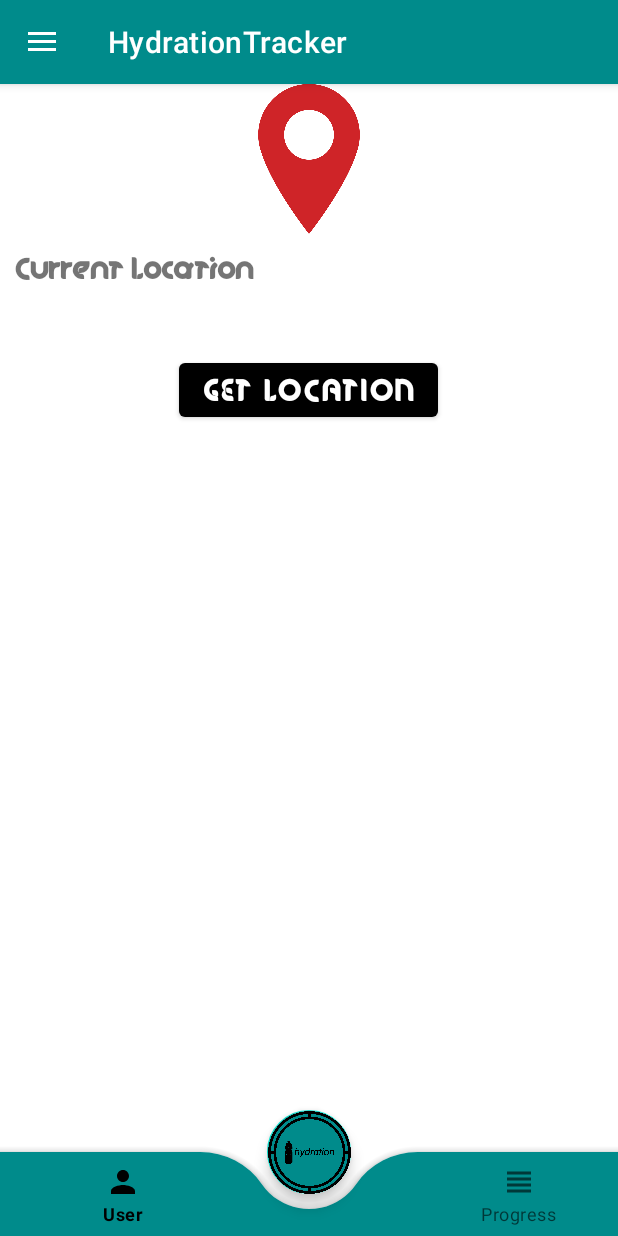
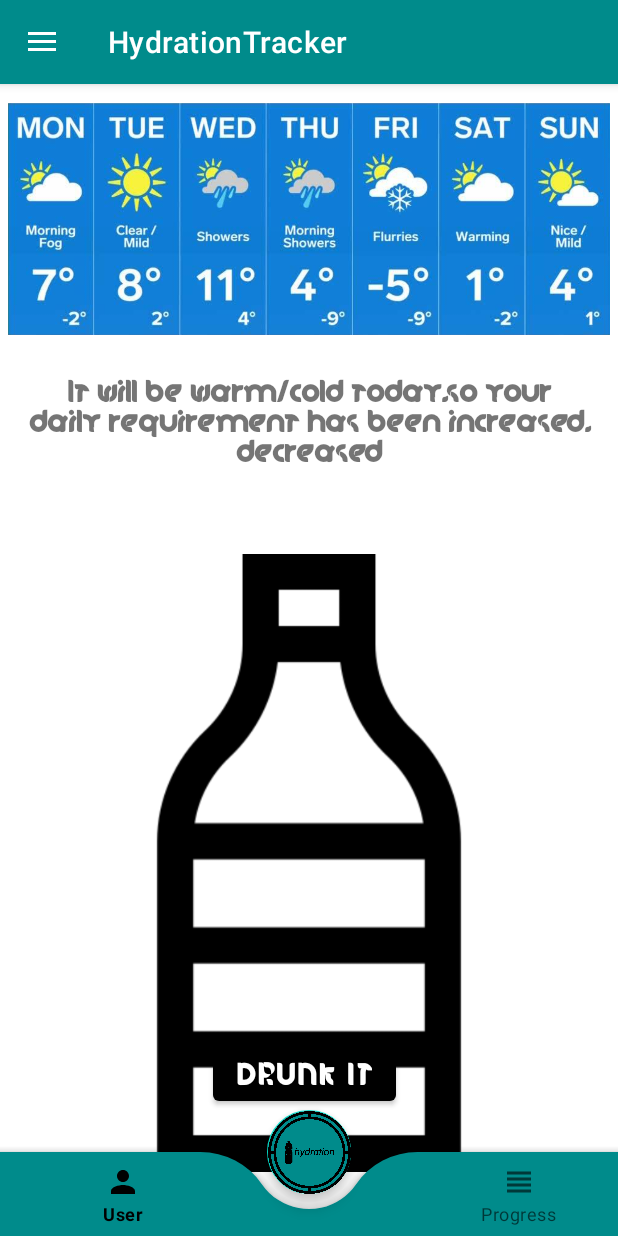
Before and after one commit to Marcinho2107/HydrationTracker, an Android app: the MainScreen screen opened directly, with no data from a screen before it, on a phone screen of 412 x 824 dp. Run offline under Robolectric (Android 15) with nearby library versions, the light colour scheme and no system bars; Roboto replaces fonts that are not available here; 1 statement that could not run was skipped.

Commit message:
Main Screen V1.1_3

```diff
--- a/app/src/main/java/com/example/hydrationtracker_git/MainScreen.java
+++ b/app/src/main/java/com/example/hydrationtracker_git/MainScreen.java
@@ -48,8 +48,8 @@ public class MainScreen extends AppCompatActivity implements LocationListener, N
         super.onCreate(savedInstanceState);
         setContentView(R.layout.activity_main_screen);
         //Initializing Location Items
-        txt_view_location = findViewById(R.id.location_txt_view);
-        button_location = findViewById(R.id.location_button);
+        //txt_view_location = findViewById(R.id.location_txt_view);
+        //button_location = findViewById(R.id.location_button);
         //Initializing Main Screen Navigation Items
         fab = findViewById(R.id.floatingActionButton);
         t = findViewById(R.id.toolbar);
@@ -163,4 +163,7 @@ public class MainScreen extends AppCompatActivity implements LocationListener, N
     public void onProviderDisabled(@NonNull String provider) {
         LocationListener.super.onProviderDisabled(provider);
     }
+
+    public void radio_button_clicked(View view) {
+    }
 }
--- a/app/src/main/res/layout/activity_main_screen.xml
+++ b/app/src/main/res/layout/activity_main_screen.xml
@@ -27,36 +27,79 @@
 
 
         <LinearLayout
+            android:id="@+id/linear_layout1"
             android:layout_width="match_parent"
             android:layout_height="wrap_content"
             android:gravity="center"
             android:orientation="vertical"
             android:layout_below="@+id/toolbar"
-            tools:ignore="UselessParent">
+            tools:ignore="UseCompoundDrawables,UselessParent">
             <ImageView
-                android:id="@+id/location_img_view"
-                android:layout_width="100dp"
-                android:layout_height="100dp"
+                android:id="@+id/weather_img_view"
+                android:layout_width="match_parent"
+                android:layout_height="180dp"
+                android:padding="5dp"
                 android:importantForAccessibility="no"
-                android:src="@drawable/location_logo" />
+                android:src="@drawable/weather_test" />
             <TextView
                 android:id="@+id/location_txt_view"
                 android:layout_width="match_parent"
-                android:layout_height="60dp"
+                android:layout_height="70dp"
+                android:gravity="center"
                 android:layout_margin="10dp"
                 android:fontFamily="@font/oblong"
-                android:text="@string/current_location"
+                android:text="@string/suggestion_text"
                 android:textSize="20sp"
                 android:textStyle="bold"
                 tools:ignore="TextSizeCheck" />
-            <Button
-                android:id="@+id/location_button"
+        </LinearLayout>
+        <LinearLayout
+            android:id="@+id/linear_layout2"
+            android:layout_width="match_parent"
+            android:layout_height="wrap_content"
+            android:gravity="center"
+            android:orientation="vertical"
+            android:layout_below="@+id/linear_layout1">
+            <ImageView
+                android:id="@+id/empty_bottle"
+                android:layout_width="match_parent"
+                android:layout_height="match_parent"
+                android:importantForAccessibility="no"
+                android:src="@drawable/bottle_empty"/>
+            <RadioGroup
+                android:id="@+id/radio_group"
                 android:layout_width="wrap_content"
                 android:layout_height="wrap_content"
-                android:fontFamily="@font/oblong"
-                android:text="@string/get_location"
-                android:textSize="20sp"
-                android:textStyle="bold" />
+                tools:ignore="UselessParent">
+                <RadioButton
+                    android:id="@+id/radio_button1"
+                    android:layout_width="match_parent"
+                    android:layout_height="match_parent"
+                    android:onClick="radio_button_clicked"
+                    android:text="@string/radio_button1">
+                </RadioButton>
+                <RadioButton
+                    android:id="@+id/radio_button2"
+                    android:layout_width="match_parent"
+                    android:layout_height="match_parent"
+                    android:onClick="radio_button_clicked"
+                    android:text="@string/radio_button2">
+                </RadioButton>
+                <RadioButton
+                    android:id="@+id/radio_button3"
+                    android:layout_width="match_parent"
+                    android:layout_height="match_parent"
+                    android:onClick="radio_button_clicked"
+                    android:text="@string/radio_button3">
+                </RadioButton>
+                <RadioButton
+                    android:id="@+id/radio_button4"
+                    android:layout_width="match_parent"
+                    android:layout_height="match_parent"
+                    android:onClick="radio_button_clicked"
+                    android:text="@string/radio_button4">
+                </RadioButton>
+            </RadioGroup>
         </LinearLayout>
 
 
@@ -90,6 +133,18 @@
                 android:importantForAccessibility="no"
                 app:layout_anchor="@id/bottomAppBar"
                 app:maxImageSize="62dp"/>
+
+            <Button
+                android:id="@+id/drunk_it_button"
+                android:layout_width="wrap_content"
+                android:layout_height="wrap_content"
+                android:layout_gravity="center_horizontal"
+                android:fontFamily="@font/oblong"
+                android:insetLeft="50sp"
+                android:text="@string/drunk_it"
+                android:textSize="20sp"
+                android:textStyle="bold"
+                app:layout_anchor="@id/floatingActionButton" />
         </androidx.coordinatorlayout.widget.CoordinatorLayout>
     </RelativeLayout>
     <com.google.android.material.navigation.NavigationView
@@ -101,6 +156,6 @@
         android:theme="@style/ThemeOverlay.AppCompat.navTheme"
         app:itemIconTint="@color/colorWhite"
         app:itemTextColor="@color/colorWhite"
-        app:headerLayout="@layout/right_drawer_menu_home_screen_header"
+        app:headerLayout="@layout/top_left_drawer_menu_home_screen_header"
         app:menu="@menu/top_left_drawer_menu_home_screen"/>
 </androidx.drawerlayout.widget.DrawerLayout>
--- a/app/src/main/res/values/strings.xml
+++ b/app/src/main/res/values/strings.xml
@@ -3,8 +3,15 @@
     <string name="hello_blank_fragment">Hello blank fragment</string>
     //Location
     <string name="current_location">Current Location</string>
-    <string name="get_location">Get Location</string>
-    //(right_drawer_menu_home_screen)
+    //Weather
+    <string name="suggestion_text">It will be warm/cold today,so your daily requirement has been increased, decreased</string>
+    //(home_screen)
+    <string name="drunk_it">Drunk It</string>
+    <string name="radio_button1">250ml</string>
+    <string name="radio_button2">500ml</string>
+    <string name="radio_button3">750ml</string>
+    <string name="radio_button4">1L</string>
+    //(top_left_drawer_menu_home_screen)
     <string name="day_tracking">Day Tracking</string>
     <string name="week_tracking">Week Tracking</string>
     <string name="month_tracking">Month Tracking</string>
```
Also changed, not shown: app/src/main/res/drawable/bottle_empty.png (added), app/src/main/res/drawable/weather_test.png (added), app/src/main/res/layout/top_left_drawer_menu_home_screen_header.xml (renamed from app/src/main/res/layout/right_drawer_menu_home_screen_header.xml).
